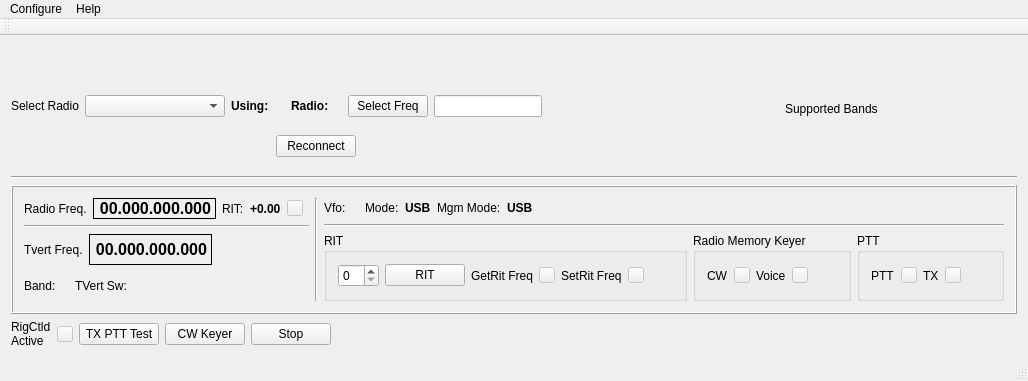
Old version of the form mqt/MqtRigControl/rigcontrolmainwindow.ui in the repository Rsclub22/Minos2-Mirror.
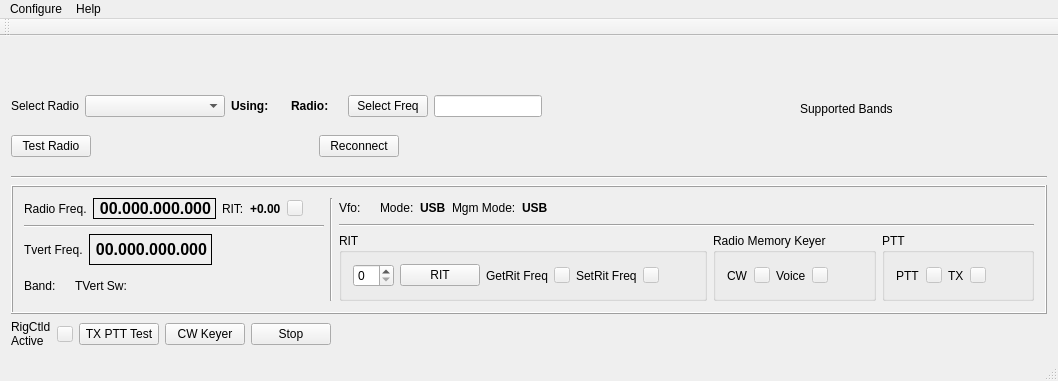
New version of the form. Custom widgets are drawn as their Qt base class.

Commit message: Attempt to allow test radio from connected rig control

Diff of the .ui file:
```diff
--- a/mqt/MqtRigControl/rigcontrolmainwindow.ui
+++ b/mqt/MqtRigControl/rigcontrolmainwindow.ui
@@ -6,7 +6,7 @@
    <rect>
     <x>0</x>
     <y>0</y>
-    <width>1028</width>
+    <width>1058</width>
     <height>381</height>
    </rect>
   </property>
@@ -126,6 +126,13 @@
         </item>
         <item>
          <layout class="QHBoxLayout" name="horizontalLayout_28">
+          <item>
+           <widget class="QPushButton" name="testRadioButton">
+            <property name="text">
+             <string>Test Radio</string>
+            </property>
+           </widget>
+          </item>
           <item>
            <spacer name="horizontalSpacer_12">
             <property name="orientation">
@@ -873,8 +880,8 @@
     <rect>
      <x>0</x>
      <y>0</y>
-     <width>1028</width>
-     <height>21</height>
+     <width>1058</width>
+     <height>24</height>
     </rect>
    </property>
    <widget class="QMenu" name="menuConfigure">
```
The commit also changes 4 other files.
